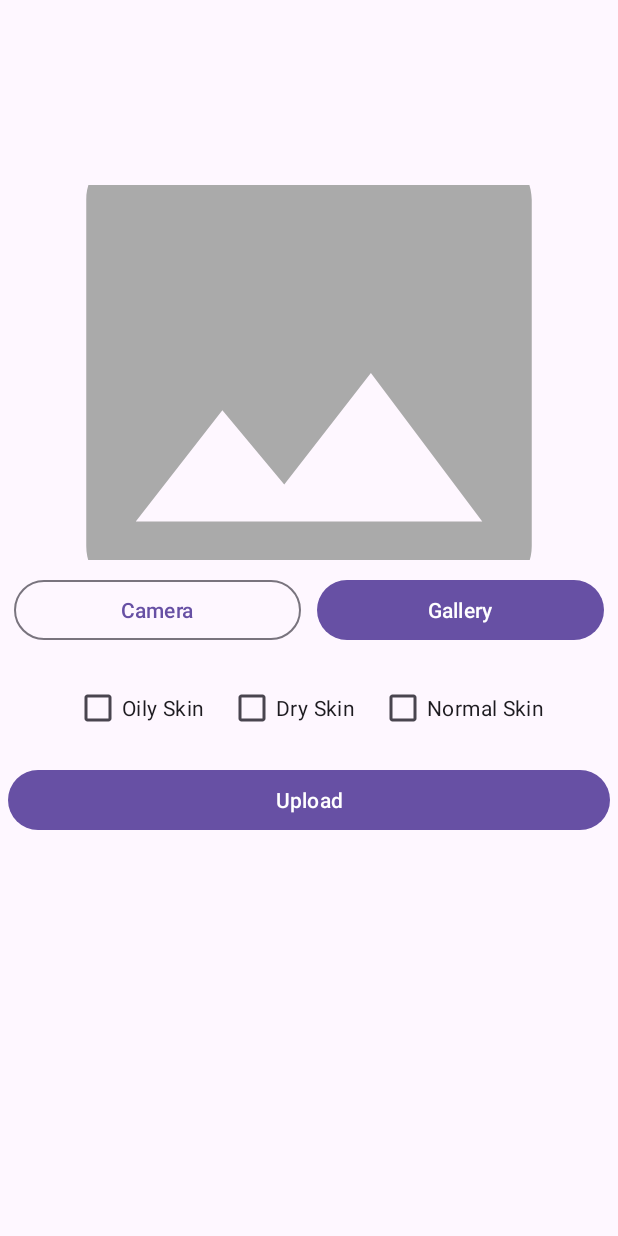
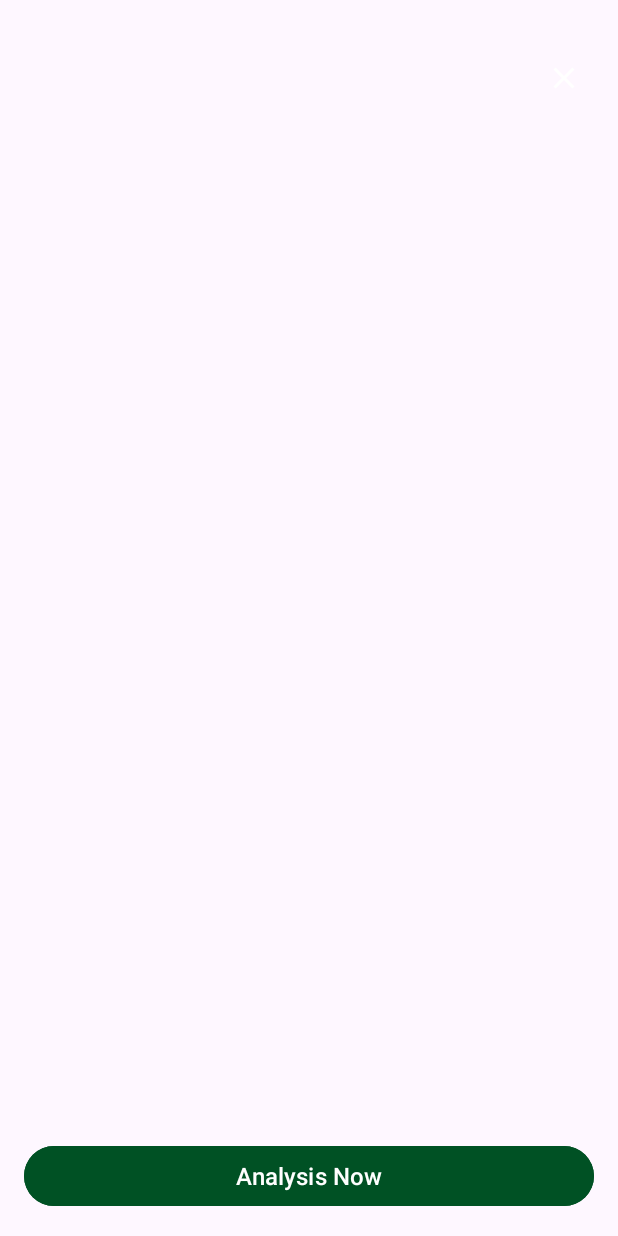
Before and after one commit to shaneab30/Dermalyze, an Android app: the AnalyzeActivity screen opened directly, with no data from a screen before it, on a phone screen of 412 x 824 dp. Run offline under Robolectric (Android 15) with nearby library versions, the phone set to English and light mode, and no system bars; pictures from the network do not load.

Commit message:
edit ui camera dan ui analyze

```diff
--- a/app/src/main/java/com/example/dermalyze/ui/analyze/AnalyzeActivity.kt
+++ b/app/src/main/java/com/example/dermalyze/ui/analyze/AnalyzeActivity.kt
@@ -20,12 +20,16 @@ class AnalyzeActivity : AppCompatActivity() {
         binding = ActivityAnalyzeBinding.inflate(layoutInflater)
         setContentView(binding.root)
 
-        binding.cameraButton.setOnClickListener {
+        binding.btnClose.setOnClickListener {
             startCamera()
         }
-        binding.galleryButton.setOnClickListener {
-            startGallery()
-        }
+
+//        binding.cameraButton.setOnClickListener {
+//            startCamera()
+//        }
+//        binding.galleryButton.setOnClickListener {
+//            startGallery()
+//        }
 
         // Handle the intent from CameraActivity
         val imageUri = intent.getStringExtra(CameraActivity.EXTRA_CAMERAX_IMAGE)
@@ -57,7 +61,7 @@ class AnalyzeActivity : AppCompatActivity() {
 
     private fun showImage() {
         currentImageUri?.let {
-            binding.previewImageView.setImageURI(it)
+            binding.ivImage.setImageURI(it)
         }
     }
 
--- /dev/null
+++ b/app/src/main/res/drawable/bg_btn_transparent.xml
@@ -0,0 +1,6 @@
+<?xml version="1.0" encoding="utf-8"?>
+<shape xmlns:android="http://schemas.android.com/apk/res/android">
+    <solid android:color="@color/black_transparent" />
+    <corners android:radius="50dp" />
+    <padding android:top="12dp" android:bottom="12dp" android:left="12dp" android:right="12dp" />
+</shape>
--- /dev/null
+++ b/app/src/main/res/drawable/ic_circle.xml
@@ -0,0 +1,5 @@
+<vector android:height="56dp" android:tint="#FFFFFF"
+    android:viewportHeight="24" android:viewportWidth="24"
+    android:width="56dp" xmlns:android="http://schemas.android.com/apk/res/android">
+    <path android:fillColor="@android:color/white" android:pathData="M12,2C6.48,2 2,6.48 2,12s4.48,10 10,10 10,-4.48 10,-10S17.52,2 12,2zM12,20c-4.42,0 -8,-3.58 -8,-8s3.58,-8 8,-8 8,3.58 8,8 -3.58,8 -8,8z"/>
+</vector>
--- /dev/null
+++ b/app/src/main/res/drawable/ic_close.xml
@@ -0,0 +1,5 @@
+<vector android:height="24dp" android:tint="#FFFFFF"
+    android:viewportHeight="24" android:viewportWidth="24"
+    android:width="24dp" xmlns:android="http://schemas.android.com/apk/res/android">
+    <path android:fillColor="@android:color/white" android:pathData="M19,6.41L17.59,5 12,10.59 6.41,5 5,6.41 10.59,12 5,17.59 6.41,19 12,13.41 17.59,19 19,17.59 13.41,12z"/>
+</vector>
--- /dev/null
+++ b/app/src/main/res/drawable/ic_photo.xml
@@ -0,0 +1,5 @@
+<vector android:height="24dp" android:tint="#FFFFFF"
+    android:viewportHeight="24" android:viewportWidth="24"
+    android:width="24dp" xmlns:android="http://schemas.android.com/apk/res/android">
+    <path android:fillColor="@android:color/white" android:pathData="M21,19V5c0,-1.1 -0.9,-2 -2,-2H5c-1.1,0 -2,0.9 -2,2v14c0,1.1 0.9,2 2,2h14c1.1,0 2,-0.9 2,-2zM8.5,13.5l2.5,3.01L14.5,12l4.5,6H5l3.5,-4.5z"/>
+</vector>
--- a/app/src/main/res/layout/activity_analyze.xml
+++ b/app/src/main/res/layout/activity_analyze.xml
@@ -1,5 +1,6 @@
 <?xml version="1.0" encoding="utf-8"?>
-<androidx.constraintlayout.widget.ConstraintLayout xmlns:android="http://schemas.android.com/apk/res/android"
+<androidx.constraintlayout.widget.ConstraintLayout
+    xmlns:android="http://schemas.android.com/apk/res/android"
     xmlns:app="http://schemas.android.com/apk/res-auto"
     xmlns:tools="http://schemas.android.com/tools"
     android:id="@+id/main"
@@ -8,114 +9,39 @@
     tools:context=".ui.analyze.AnalyzeActivity">
 
     <ImageView
-        android:id="@+id/previewImageView"
+        android:id="@+id/iv_image"
         android:layout_width="0dp"
-        android:layout_height="250dp"
-        android:layout_marginStart="8dp"
-        android:layout_marginEnd="8dp"
+        android:layout_height="0dp"
         android:scaleType="centerCrop"
-        app:layout_constraintEnd_toEndOf="parent"
-        app:layout_constraintStart_toStartOf="parent"
-        app:layout_constraintTop_toTopOf="@id/guidelineTop"
-        app:srcCompat="@drawable/ic_place_holder" />
-
-    <LinearLayout
-        android:id="@+id/buttons"
-        android:layout_width="match_parent"
-        android:layout_height="wrap_content"
-        android:orientation="horizontal"
-        android:padding="4dp"
-        android:gravity="center"
-        app:layout_constraintTop_toBottomOf="@+id/previewImageView"
-        app:layout_constraintStart_toStartOf="parent"
-        app:layout_constraintEnd_toEndOf="parent">
-
-        <Button
-            android:id="@+id/cameraButton"
-            style="?attr/materialButtonOutlinedStyle"
-            android:layout_width="0dp"
-            android:layout_height="wrap_content"
-            android:layout_margin="5dp"
-            android:layout_weight="1"
-            android:text="@string/camera" />
-
-        <Button
-            android:id="@+id/galleryButton"
-            android:layout_width="0dp"
-            android:layout_height="wrap_content"
-            android:layout_margin="5dp"
-            android:layout_weight="1"
-            android:text="@string/gallery" />
-    </LinearLayout>
-
-    <LinearLayout
-        android:id="@+id/skinTypeLayout"
-        android:layout_width="match_parent"
-        android:layout_height="wrap_content"
-        android:orientation="horizontal"
-        android:gravity="center"
-        android:padding="8dp"
-        app:layout_constraintTop_toBottomOf="@+id/buttons"
-        app:layout_constraintStart_toStartOf="parent"
-        app:layout_constraintEnd_toEndOf="parent">
-
-        <CheckBox
-            android:id="@+id/oilySkin"
-            android:layout_width="wrap_content"
-            android:layout_height="wrap_content"
-            android:text="@string/oily_skin"
-            android:layout_marginEnd="16dp" />
-
-        <CheckBox
-            android:id="@+id/drySkin"
-            android:layout_width="wrap_content"
-            android:layout_height="wrap_content"
-            android:text="@string/dry_skin"
-            android:layout_marginEnd="16dp" />
-
-        <CheckBox
-            android:id="@+id/normalSkin"
-            android:layout_width="wrap_content"
-            android:layout_height="wrap_content"
-            android:text="@string/normal_skin" />
-    </LinearLayout>
-
-    <Button
-        android:id="@+id/uploadButton"
-        android:layout_width="match_parent"
-        android:layout_height="wrap_content"
-        android:layout_margin="5dp"
-        android:text="@string/post"
-        app:layout_constraintTop_toBottomOf="@+id/skinTypeLayout"
-        app:layout_constraintStart_toStartOf="parent"
-        app:layout_constraintEnd_toEndOf="parent"/>
-
-    <ProgressBar
-        android:id="@+id/progressBar"
-        style="?android:attr/progressBarStyle"
-        android:layout_width="wrap_content"
-        android:layout_height="wrap_content"
-        android:visibility="gone"
         app:layout_constraintBottom_toBottomOf="parent"
         app:layout_constraintEnd_toEndOf="parent"
         app:layout_constraintStart_toStartOf="parent"
         app:layout_constraintTop_toTopOf="parent"
-        app:layout_constraintHorizontal_bias="0.5"
-        app:layout_constraintVertical_bias="0.5"
-        tools:visibility="visible" />
+        tools:src="@tools:sample/avatars" />
 
-    <androidx.constraintlayout.widget.Guideline
-        android:id="@+id/guidelineTop"
+    <ImageButton
+        android:id="@+id/btn_close"
         android:layout_width="wrap_content"
-        android:layout_height="26dp"
-        android:orientation="horizontal"
-        app:layout_constraintGuide_percent="0.15"  />
+        android:layout_height="wrap_content"
+        android:layout_marginTop="24dp"
+        android:layout_marginEnd="8dp"
+        android:background="@null"
+        android:padding="16dp"
+        android:src="@drawable/ic_close"
+        app:layout_constraintTop_toTopOf="parent"
+        app:layout_constraintEnd_toEndOf="parent" />
 
-<!--    <androidx.constraintlayout.widget.Guideline-->
-<!--        android:id="@+id/guidelineBottom"-->
-<!--        android:layout_width="wrap_content"-->
-<!--        android:layout_height="wrap_content"-->
-<!--        app:layout_constraintGuide_end="0dp"-->
-<!--        app:layout_constraintGuide_percent="0.9" />-->
+    <Button
+        android:id="@+id/btn_analyze"
+        android:layout_width="match_parent"
+        android:layout_height="wrap_content"
+        android:layout_margin="16dp"
+        android:layout_marginBottom="16dp"
+        android:textSize="16sp"
+        android:backgroundTint="@color/green"
+        android:text="@string/Analysis"
+        app:layout_constraintBottom_toBottomOf="parent"
+        app:layout_constraintEnd_toEndOf="parent"
+        app:layout_constraintStart_toStartOf="parent" />
 
 </androidx.constraintlayout.widget.ConstraintLayout>
--- a/app/src/main/res/values/colors.xml
+++ b/app/src/main/res/values/colors.xml
@@ -8,5 +8,6 @@
     <color name="green">#005124</color>
     <color name="grey">#75777F</color>
     <color name="blue">#005AC1</color>
+    <color name="black_transparent">#7C000000</color>
 
 </resources>
--- a/app/src/main/res/values/strings.xml
+++ b/app/src/main/res/values/strings.xml
@@ -47,4 +47,5 @@
     <string name="dry_skin">Dry Skin</string>
     <string name="normal_skin">Normal Skin</string>
     <string name="analyze">Analyze</string>
+    <string name="take_a_photo">Ambil gambar</string>
 </resources>
```
Also changed, not shown: app/src/main/java/com/example/dermalyze/camera/CameraActivity.kt (+33 -3 lines), app/src/main/res/drawable/ic_flip_camera.xml (added, +7 -0 lines), app/src/main/res/layout/activity_camera.xml (+44 -16 lines).
